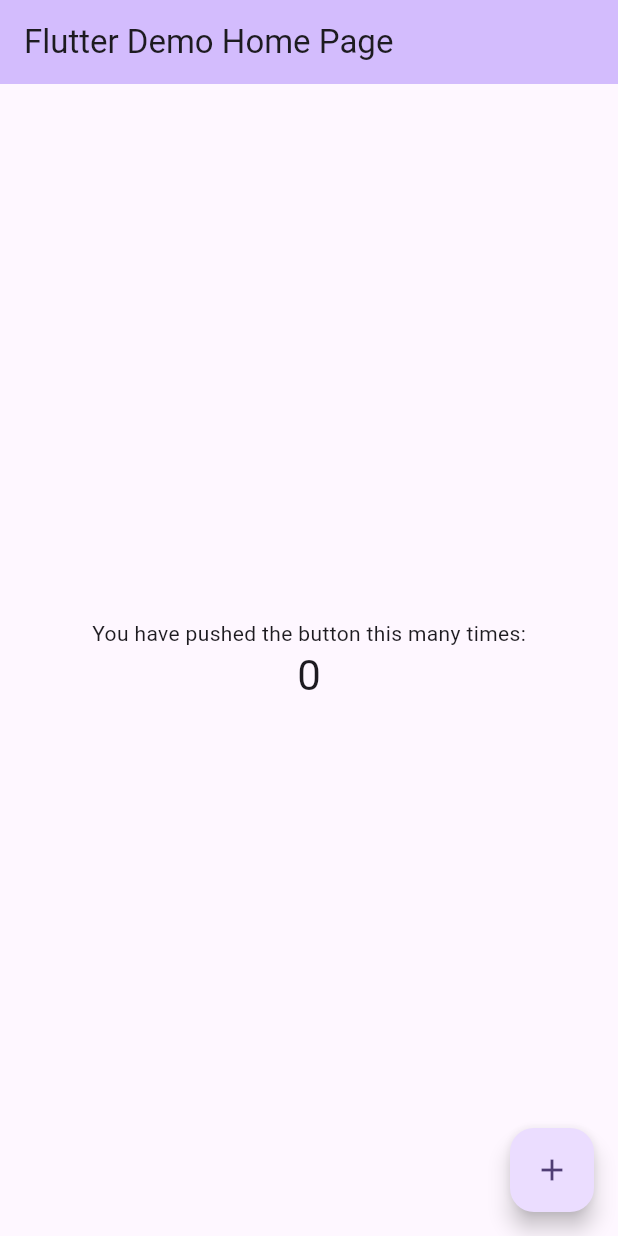
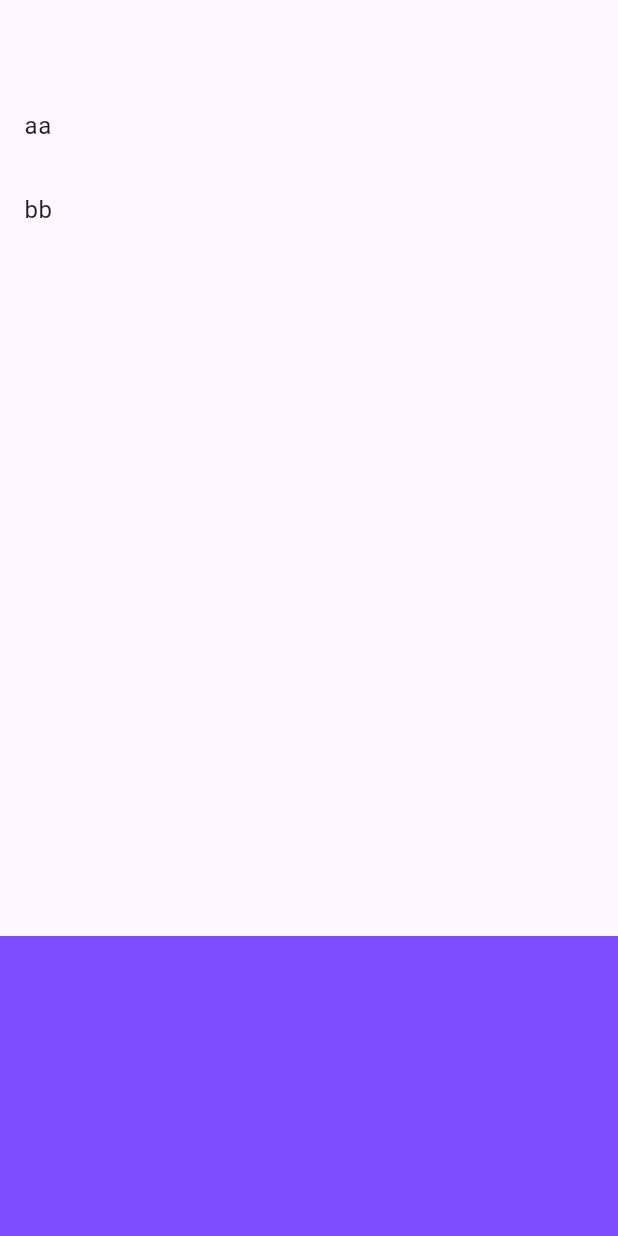
Before and after one commit to wnyyyy/clarity, a Flutter app: the screen it shows after launch, on a phone screen of 412 x 824 dp. Run offline on Flutter 3.47's test engine with Material 3 defaults, Android fonts, the light colour scheme and no system bars; our stand-ins replace bloc, equatable, flutter_bloc.

Commit message:
project design

```diff
--- a/lib/core/data/interfaces/i_course_repository.dart
+++ b/lib/core/data/interfaces/i_course_repository.dart
@@ -0,0 +1,5 @@
+import 'package:clarity_frontend/core/data/models/course.dart';
+
+abstract class ICourseRepository<TCourse> {
+  Future<Set<Course>> getAllCourses();
+}
--- a/lib/core/data/models/course.dart
+++ b/lib/core/data/models/course.dart
@@ -0,0 +1,11 @@
+import 'package:equatable/equatable.dart';
+
+class Course extends Equatable {
+  final int id;
+  final String name;
+
+  const Course({required this.id, required this.name});
+
+  @override
+  List<Object?> get props => [id, name];
+}
--- a/lib/core/data/repositories/course_repository.dart
+++ b/lib/core/data/repositories/course_repository.dart
@@ -0,0 +1,22 @@
+import 'dart:io';
+
+import 'package:clarity_frontend/core/data/interfaces/i_course_repository.dart';
+import 'package:clarity_frontend/core/data/models/course.dart';
+
+class CourseRepository implements ICourseRepository {
+  Uri apiUri;
+
+  CourseRepository({required this.apiUri});
+
+  @override
+  Future<Set<Course>> getAllCourses() async {
+    sleep(Duration(seconds: 10));
+    return new Set<Course>.from([
+      Course(id: 1, name: 'aa'),
+      Course(
+        id: 2,
+        name: 'bb',
+      ),
+    ]);
+  }
+}
--- /dev/null
+++ b/lib/features/courses/bloc/course_bloc.dart
@@ -0,0 +1,24 @@
+import 'package:bloc/bloc.dart';
+import 'package:clarity_frontend/core/data/interfaces/i_course_repository.dart';
+import 'package:clarity_frontend/features/courses/bloc/course_event.dart';
+import 'package:clarity_frontend/features/courses/bloc/course_state.dart';
+
+class CourseBloc extends Bloc<CourseEvent, CourseState> {
+  final ICourseRepository courseRepository;
+  CourseBloc({required this.courseRepository}) : super(CourseListInital()) {
+    on<LoadCourseList>(_loadCourseList);
+  }
+
+  Future<void> _loadCourseList(
+    LoadCourseList event,
+    Emitter<CourseState> emit,
+  ) async {
+    try {
+      emit(CourseListLoading());
+      final courses = await courseRepository.getAllCourses();
+      emit(CourseListLoaded(courses: courses));
+    } on Exception catch (e) {
+      emit(CourseListError(errorMessage: e.toString()));
+    }
+  }
+}
--- /dev/null
+++ b/lib/features/courses/bloc/course_event.dart
@@ -0,0 +1,10 @@
+import 'package:equatable/equatable.dart';
+
+abstract class CourseEvent extends Equatable {
+  const CourseEvent();
+
+  @override
+  List<Object> get props => [];
+}
+
+class LoadCourseList extends CourseEvent {}
--- /dev/null
+++ b/lib/features/courses/bloc/course_state.dart
@@ -0,0 +1,30 @@
+import 'package:clarity_frontend/core/data/models/course.dart';
+import 'package:equatable/equatable.dart';
+
+abstract class CourseState extends Equatable {
+  const CourseState();
+  @override
+  List<Object> get props => [];
+}
+
+class CourseListInital extends CourseState {}
+
+class CourseListLoading extends CourseState {}
+
+class CourseListLoaded extends CourseState {
+  final Set<Course> courses;
+
+  const CourseListLoaded({required this.courses});
+
+  @override
+  List<Object> get props => [courses];
+}
+
+class CourseListError extends CourseState {
+  final String errorMessage;
+
+  const CourseListError({required this.errorMessage});
+
+  @override
+  List<Object> get props => [errorMessage];
+}
--- /dev/null
+++ b/lib/features/courses/presentation/screens/course_list_screen.dart
@@ -0,0 +1,41 @@
+import 'package:clarity_frontend/core/data/models/course.dart';
+import 'package:clarity_frontend/features/courses/bloc/course_bloc.dart';
+import 'package:clarity_frontend/features/courses/bloc/course_event.dart';
+import 'package:clarity_frontend/features/courses/bloc/course_state.dart';
+import 'package:flutter/material.dart';
+import 'package:flutter_bloc/flutter_bloc.dart';
+
+class CourseListScreen extends StatelessWidget {
+  const CourseListScreen({super.key});
+
+  @override
+  Widget build(BuildContext context) {
+    return BlocBuilder<CourseBloc, CourseState>(
+      builder: (context, state) {
+        if (state is CourseListInital) {
+          context.read<CourseBloc>().add(LoadCourseList());
+          return const Text("estado inicial");
+        }
+        if (state is CourseListLoading) {
+          return const CircularProgressIndicator();
+        }
+        if (state is CourseListLoaded) {
+          return ListView.builder(
+            itemCount: state.courses.length,
+            itemBuilder: (context, index) {
+              final Course course = state.courses.elementAt(index);
+              return ListTile(
+                title: Text(course.name),
+                onTap: () {},
+              );
+            },
+          );
+        }
+        if (state is CourseListError) {
+          return const Text('Failed to load courses');
+        }
+        return const Center();
+      },
+    );
+  }
+}
--- a/lib/main.dart
+++ b/lib/main.dart
@@ -1,5 +1,11 @@
+import 'package:clarity_frontend/core/data/interfaces/i_course_repository.dart';
+import 'package:clarity_frontend/core/data/repositories/course_repository.dart';
+import 'package:clarity_frontend/features/courses/bloc/course_bloc.dart';
+import 'package:clarity_frontend/features/courses/presentation/screens/course_list_screen.dart';
 import 'package:clarity_frontend/main_screen.dart';
 import 'package:flutter/material.dart';
+import 'package:flutter_bloc/flutter_bloc.dart';
+import 'package:provider/provider.dart';
 
 void main() {
   runApp(const ClarityApp());
@@ -10,17 +16,39 @@
 
   @override
   Widget build(BuildContext context) {
-    return MaterialApp(
-      title: 'Clarity',
-      locale: const Locale('pt', 'BR'),
-      supportedLocales: const [
-        Locale('pt', 'BR'),
+    return MultiProvider(
+      providers: [
+        Provider<ICourseRepository>(
+          create: (_) => CourseRepository(apiUri: Uri.parse('uri')),
+        ),
       ],
-      theme: ThemeData(
-        colorScheme: ColorScheme.fromSeed(seedColor: Colors.deepPurple),
-        useMaterial3: true,
-      ),
-      home: const MyHomePage(title: 'Flutter Demo Home Page'),
+      builder: (context, child) {
+        return BlocProvider(
+          create: (_) => CourseBloc(
+            courseRepository: Provider.of<ICourseRepository>(context),
+          ),
+          child: MaterialApp(
+            title: 'Clarity',
+            // locale: const Locale('pt', 'BR'),
+            // supportedLocales: const [
+            //   Locale('pt', 'BR'),
+            // ],
+            theme: ThemeData(
+              colorScheme: ColorScheme.fromSeed(seedColor: Colors.deepPurple),
+              useMaterial3: true,
+            ),
+            home: Scaffold(
+                bottomNavigationBar: SizedBox(
+                    height: 200,
+                    width: 100,
+                    child: const ColoredBox(color: Colors.deepPurpleAccent)),
+                appBar: AppBar(
+                  title: const Text(' '),
+                ),
+                body: const CourseListScreen()),
+          ),
+        );
+      },
     );
   }
 }
--- a/pubspec.yaml
+++ b/pubspec.yaml
@@ -6,9 +6,13 @@ environment:
   sdk: ^3.5.1
 
 dependencies:
+  bloc: ^8.1.4
   cupertino_icons: ^1.0.8
+  equatable: ^2.0.5
   flutter:
     sdk: flutter
+  flutter_bloc: ^8.1.6
+  provider: ^6.1.2
 
 dev_dependencies:
   flutter_test:
```
Also changed, not shown: lib/features/courses/presentation/screens/courses_list_screen.dart (deleted).
